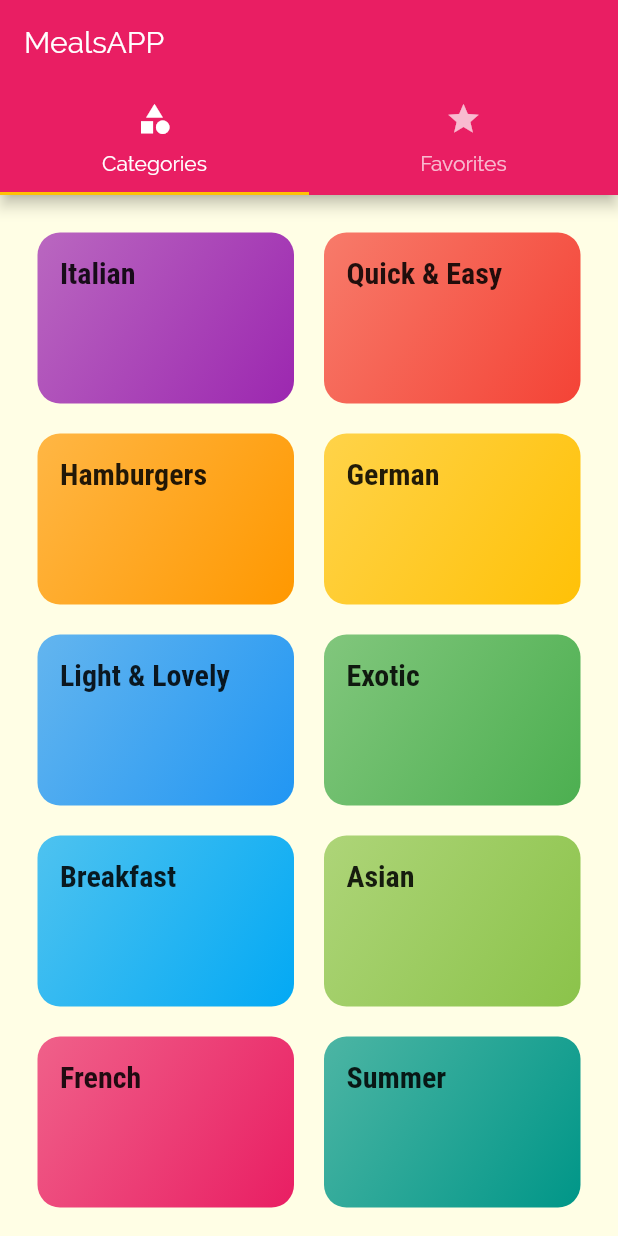
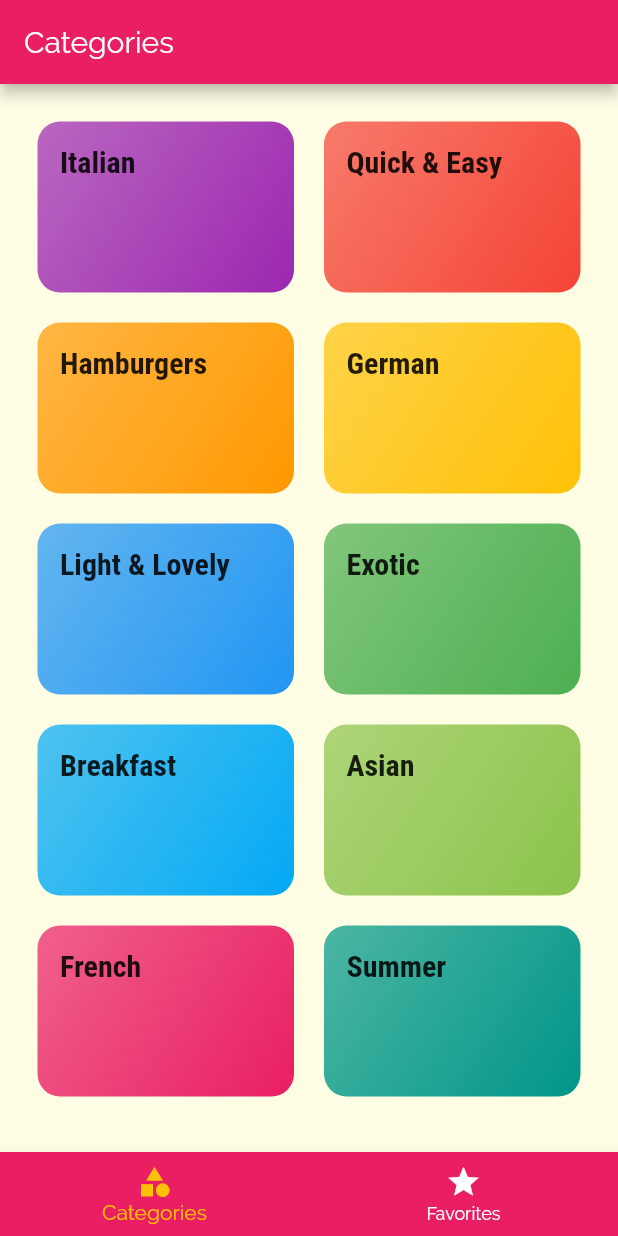
Before and after one commit to cmoscosoz/Flutter-MealsAPP, a Flutter app: the screen it shows after launch, on a phone screen of 412 x 824 dp. Run offline on Flutter 3.47's test engine with Material 2 defaults, Android fonts, the phone set to English and light mode, and no system bars.

```diff
--- a/lib/screens/tabs_screen.dart
+++ b/lib/screens/tabs_screen.dart
@@ -8,32 +8,44 @@ class TabsScreen extends StatefulWidget {
 }
 
 class _TabsScreenState extends State<TabsScreen> {
+  List<Map<String, Object>> _pages = [
+    {'page': CategoriesScreen(), 'title': 'Categories'},
+    {'page': FavoritesScreen(), 'title': 'Your Favorites'},
+  ];
+
+  int _selectedPageIndex = 0;
+  void _selectPage(int index) {
+    setState(() {
+      _selectedPageIndex = index;
+    });
+  }
+
   @override
   Widget build(BuildContext context) {
-    return DefaultTabController(
-      length: 2,
-      child: Scaffold(
-        appBar: AppBar(
-          title: Text('MealsAPP'),
-          bottom: TabBar(
-            tabs: [
-              Tab(
-                icon: Icon(Icons.category),
-                text: 'Categories',
-              ),
-              Tab(
-                icon: Icon(Icons.star),
-                text: 'Favorites',
-              ),
-            ],
+    return Scaffold(
+      appBar: AppBar(
+        title: Text(_pages[_selectedPageIndex]['title']),
+      ),
+      body: _pages[_selectedPageIndex]['page'],
+      bottomNavigationBar: BottomNavigationBar(
+        onTap: _selectPage,
+        backgroundColor: Theme.of(context).primaryColor,
+        unselectedItemColor: Colors.white,
+        selectedItemColor: Theme.of(context).accentColor,
+        currentIndex: _selectedPageIndex,
+        //type: BottomNavigationBarType.shifting,
+        items: [
+          BottomNavigationBarItem(
+            //backgroundColor: Theme.of(context).primaryColor,
+            icon: Icon(Icons.category),
+            label: 'Categories',
           ),
-        ),
-        body: TabBarView(
-          children: [
-            CategoriesScreen(),
-            FavoritesScreen(),
-          ],
-        ),
+          BottomNavigationBarItem(
+            //backgroundColor: Theme.of(context).primaryColor,
+            icon: Icon(Icons.star),
+            label: 'Favorites',
+          ),
+        ],
       ),
     );
   }
```
